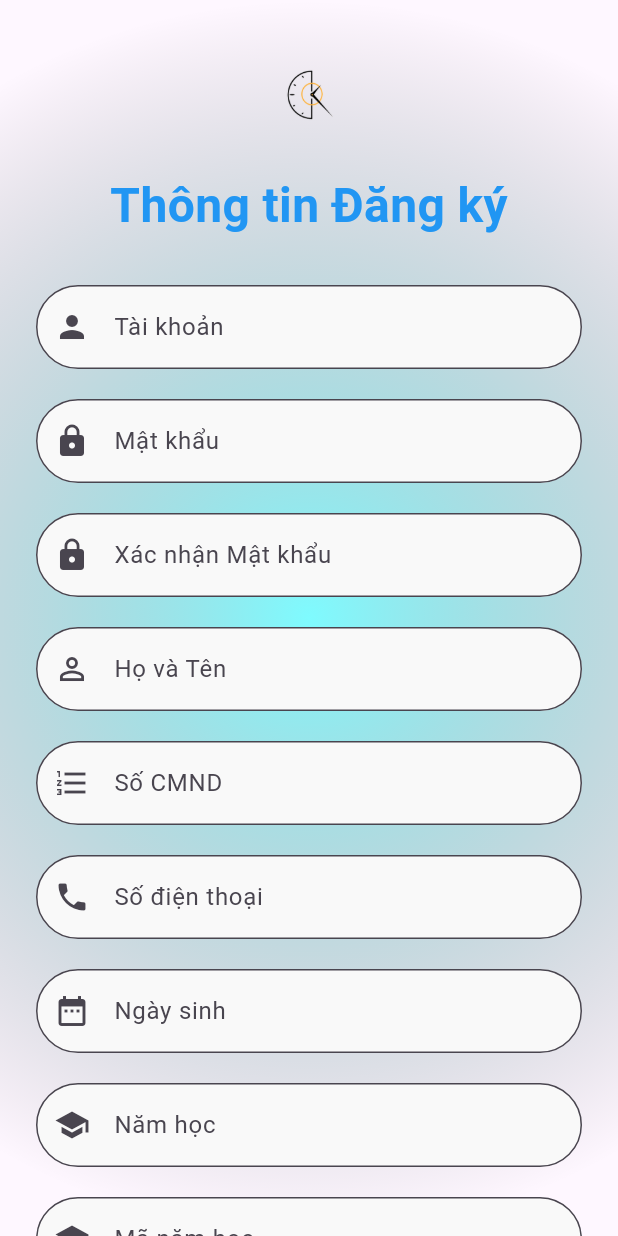
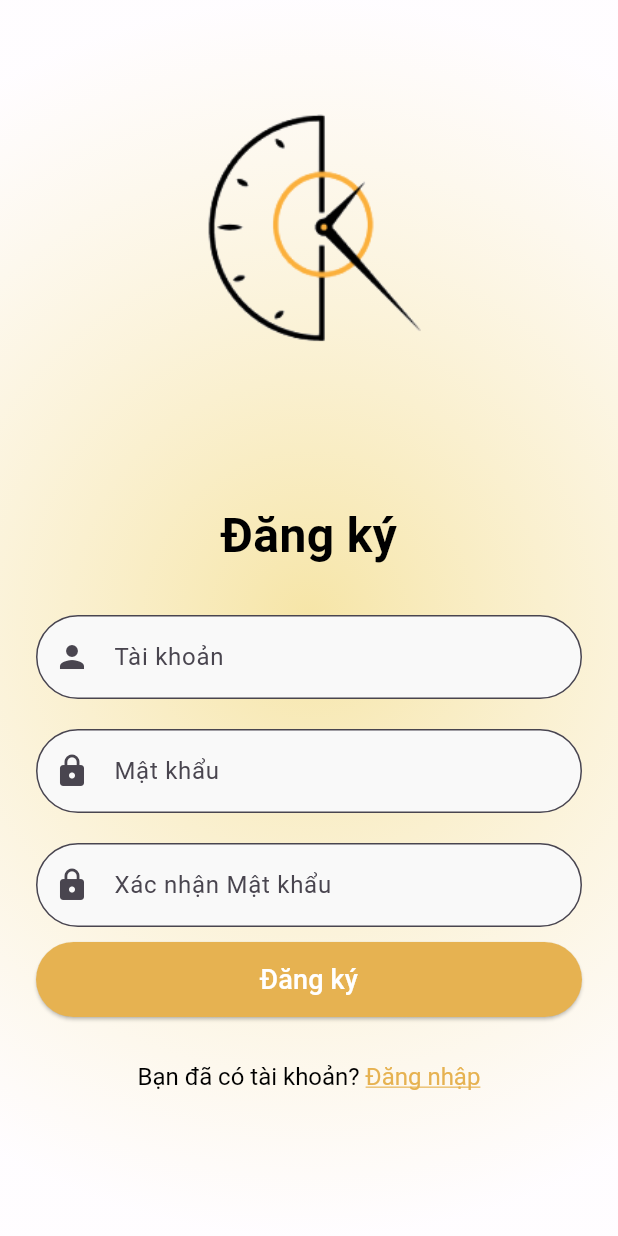
Before and after one commit to hacklord27/App-Watch-Shop, a Flutter app: the RegisterScreen screen opened directly, on a phone screen of 412 x 824 dp. Run offline on Flutter 3.47's test engine with Material 3 defaults, Android fonts, the phone set to English and light mode, and no system bars; our stand-ins replace carousel_slider, curved_navigation_bar, dio, shared_preferences, sqflite; accounts and stored records are empty.

Commit message:
Cập nhật code mới

```diff
--- a/lab8_9_10/lib/app/page/register.dart
+++ b/lab8_9_10/lib/app/page/register.dart
@@ -71,8 +71,8 @@ class _RegisterScreenState extends State<RegisterScreen> {
             decoration: BoxDecoration(
               gradient: RadialGradient(
                 colors: [
-                  Color.fromRGBO(0, 255, 255, 1).withOpacity(0.5),
-                  Colors.transparent,
+                  Color.fromRGBO(246, 229, 167, 1),
+                  Colors.white70,
                 ],
                 radius: 1.0,
                 center: Alignment.center,
@@ -91,16 +91,16 @@ class _RegisterScreenState extends State<RegisterScreen> {
                     'assets/images/logoapp.png',
                     errorBuilder: (context, error, stackTrace) =>
                         const Icon(Icons.image),
-                    width: 100,
-                    height: 50,
+                     width: 300,
+                    height: 270,
                   ),
                   const SizedBox(height: 20),
                   const Text(
-                    'Thông tin Đăng ký',
+                    'Đăng ký',
                     style: TextStyle(
                       fontSize: 32,
                       fontWeight: FontWeight.bold,
-                      color: Colors.blue,
+                      color: Colors.black,
                     ),
                   ),
                   const SizedBox(height: 20),
@@ -109,24 +109,6 @@ class _RegisterScreenState extends State<RegisterScreen> {
                   _buildTextField(_passwordController, 'Mật khẩu', Icons.lock),
                   _buildTextField(_confirmPasswordController,
                       'Xác nhận Mật khẩu', Icons.lock),
-                  _buildTextField(
-                      _fullNameController, 'Họ và Tên', Icons.person_outline),
-                  _buildTextField(_numberIDController, 'Số CMND',
-                      Icons.format_list_numbered),
-                  _buildTextField(
-                      _phoneNumberController, 'Số điện thoại', Icons.phone),
-                  _buildTextField(
-                      _birthDayController, 'Ngày sinh', Icons.date_range),
-                  _buildTextField(
-                      _schoolYearController, 'Năm học', Icons.school),
-                  _buildTextField(
-                      _schoolKeyController, 'Mã năm học', Icons.school),
-                  const SizedBox(height: 16),
-                  _buildGenderSelection(),
-                  const SizedBox(height: 16),
-                  _buildTextField(
-                      _imageURLController, 'URL hình ảnh', Icons.image),
-                  const SizedBox(height: 20),
                   _buildRegisterButton(),
                   const SizedBox(height: 16),
                   TextButton(
@@ -156,7 +138,8 @@ class _RegisterScreenState extends State<RegisterScreen> {
                         Text(
                           "Đăng nhập",
                           style: TextStyle(
-                            color: Colors.cyan, // Màu cyan
+                            color:  const Color.fromARGB(
+                                255, 230, 178, 81), // Màu cyan
                             fontSize: 16,
                           ),
                         ),
@@ -266,7 +249,7 @@ class _RegisterScreenState extends State<RegisterScreen> {
           }
         },
         style: ElevatedButton.styleFrom(
-          backgroundColor: Colors.cyan, // Màu nền của nút
+          backgroundColor:  const Color.fromARGB( 255, 230, 178, 81), // Màu nền của nút
           foregroundColor: Colors.white,
         ),
         child: const Padding(
```
